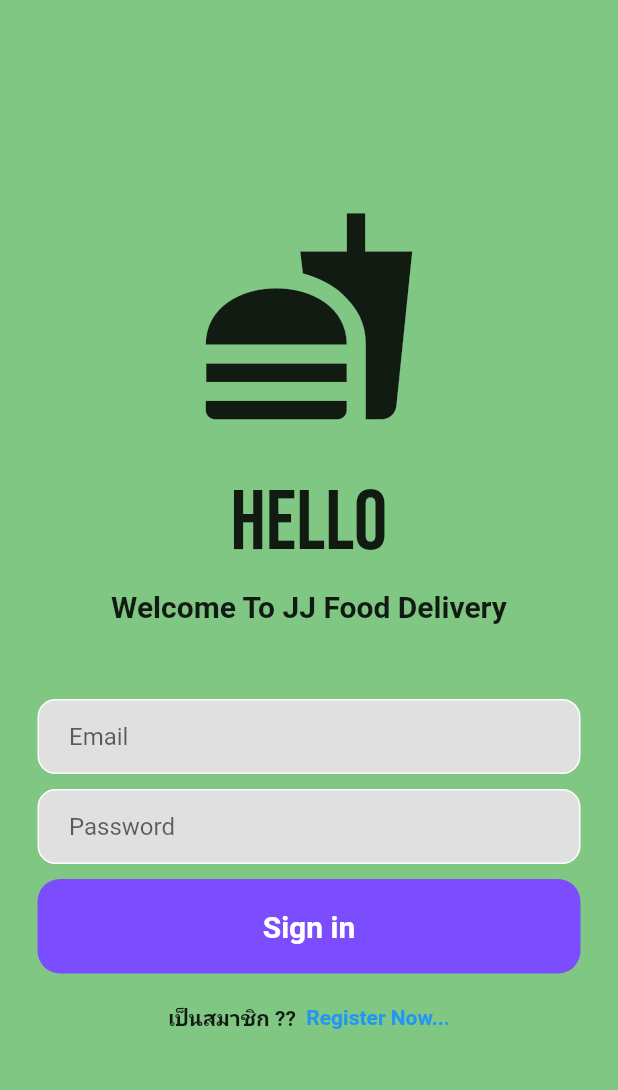
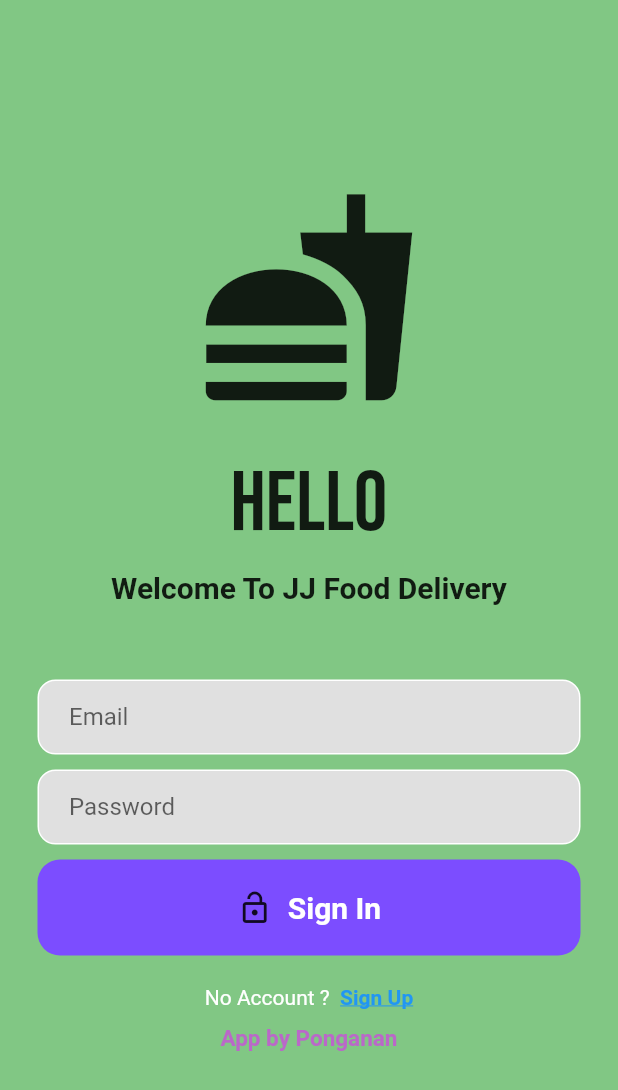
Before and after one commit to ponganan/loginlogout, a Flutter app: the screen it shows after launch, on a phone screen of 412 x 824 dp. Shown: the top 1090 px of the screen. Run offline on Flutter 3.47's test engine with Material 2 defaults, Android fonts, the phone set to English and light mode, and no system bars; our stand-ins replace cloud_firestore, datetime_picker_formfield, email_validator, firebase_auth, firebase_core, google_fonts; accounts and stored records are empty.

```diff
--- /dev/null
+++ b/lib/auth_page.dart
@@ -0,0 +1,20 @@
+import 'package:flutter/material.dart';
+import 'package:loginlogout/login_page.dart';
+import 'package:loginlogout/signup_widget.dart';
+
+class AuthPage extends StatefulWidget {
+  const AuthPage({Key? key}) : super(key: key);
+
+  @override
+  State<AuthPage> createState() => _AuthPageState();
+}
+
+class _AuthPageState extends State<AuthPage> {
+  bool isLogin = true;
+  @override
+  Widget build(BuildContext context) => isLogin
+      ? LoginPage(onClickedSignUp: toggle)
+      : SignUpWidget(onClickedSignIn: toggle);
+
+  void toggle() => setState(() => isLogin = !isLogin);
+}
--- a/lib/home_page.dart
+++ b/lib/home_page.dart
@@ -11,8 +11,10 @@ class HomePage extends StatefulWidget {
 }
 
 class _HomePageState extends State<HomePage> {
+  //************ for get AUTH USER information *****************
   //add this variable to get user information from firebase
   final user = FirebaseAuth.instance.currentUser!;
+  //************ for get AUTH USER information *****************
 
   //this line add from Johannes Milke Youtube Channel
   //for get Text value
--- a/lib/login_page.dart
+++ b/lib/login_page.dart
@@ -1,9 +1,17 @@
 import 'package:firebase_auth/firebase_auth.dart';
+import 'package:flutter/gestures.dart';
 import 'package:flutter/material.dart';
 import 'package:google_fonts/google_fonts.dart';
 
+import 'main.dart';
+
 class LoginPage extends StatefulWidget {
-  const LoginPage({Key? key}) : super(key: key);
+  final VoidCallback onClickedSignUp;
+
+  const LoginPage({
+    Key? key,
+    required this.onClickedSignUp,
+  }) : super(key: key);
 
   @override
   State<LoginPage> createState() => _LoginPageState();
@@ -12,13 +20,6 @@ class LoginPage extends StatefulWidget {
 class _LoginPageState extends State<LoginPage> {
   final _emailController = TextEditingController();
   final _passwordController = TextEditingController();
-
-  Future signIn() async {
-    await FirebaseAuth.instance.signInWithEmailAndPassword(
-      email: _emailController.text.trim(),
-      password: _passwordController.text.trim(),
-    );
-  }
 
   //release memories
   @override
@@ -119,39 +120,54 @@ class _LoginPageState extends State<LoginPage> {
                         color: Colors.deepPurpleAccent,
                         borderRadius: BorderRadius.circular(15),
                       ),
-                      child: const Center(
-                        child: Text(
-                          'Sign in',
+                      child: Row(
+                          mainAxisAlignment: MainAxisAlignment.center,
+                          children: const [
+                            Icon(
+                              Icons.lock_open,
+                            ),
+                            SizedBox(width: 10),
+                            Text(
+                              'Sign In',
                               style: TextStyle(
                                 color: Colors.white,
                                 fontWeight: FontWeight.bold,
                                 fontSize: 20,
                               ),
                             ),
-                      ),
+                          ]),
                     ),
                   ),
                 ),
                 const SizedBox(height: 20),
                 //register
-                Row(
-                  mainAxisAlignment: MainAxisAlignment.center,
-                  children: const [
-                    Text(
-                      'เป็นสมาชิก ?? ',
+                RichText(
+                  text: TextSpan(
+                      text: ('No Account ?  '),
+                      style: TextStyle(color: Colors.white),
+                      children: [
+                        TextSpan(
+                          recognizer: TapGestureRecognizer()
+                            ..onTap = widget.onClickedSignUp,
+                          text: ('Sign Up'),
                           style: TextStyle(
+                              decoration: TextDecoration.underline,
                               fontWeight: FontWeight.bold,
+                              color: Theme.of(context).colorScheme.secondary),
                         ),
+                      ]),
                 ),
-                    Text(
-                      ' Register Now...',
+                const SizedBox(height: 10),
+                RichText(
+                  text: TextSpan(
                     style: TextStyle(
+                      color: Colors.purple.shade300,
                       fontWeight: FontWeight.bold,
-                        color: Colors.blue,
+                      fontSize: 15,
                     ),
+                    text: ('App by Ponganan'),
                   ),
-                  ],
-                ),
+                )
               ],
             ),
           ),
@@ -159,4 +175,27 @@ class _LoginPageState extends State<LoginPage> {
       ),
     );
   }
+
+  Future signIn() async {
+    showDialog(
+      context: context,
+      builder: (context) => Center(
+        child: CircularProgressIndicator(),
+      ),
+    );
+    try {
+      await FirebaseAuth.instance.signInWithEmailAndPassword(
+        email: _emailController.text.trim(),
+        password: _passwordController.text.trim(),
+      );
+    } on FirebaseAuthException catch (e) {
+      print(e);
     }
+
+    //Navigator.of(context) not working
+    // go to main_page.dart
+    // add final navigatorKey = GlobalKey<NavigatorState>();  variable
+    // and add navigatorKey: navigatorKey in MaterialApp
+    navigatorKey.currentState!.popUntil((route) => route.isFirst);
+  }
+}
--- a/lib/main.dart
+++ b/lib/main.dart
@@ -1,6 +1,7 @@
 import 'package:flutter/material.dart';
 import 'package:firebase_core/firebase_core.dart';
 import 'package:loginlogout/main_page.dart';
+import 'package:loginlogout/utils.dart';
 
 //import 'login_page.dart';
 
@@ -11,13 +12,20 @@ void main() async {
   runApp(const MyApp());
 }
 
+//add NavigatorKey for CircularProgressIndicator()
+final navigatorKey = GlobalKey<NavigatorState>();
+
 class MyApp extends StatelessWidget {
   const MyApp({super.key});
 
   // This widget is the root of your application.
   @override
   Widget build(BuildContext context) {
-    return const MaterialApp(
+    return MaterialApp(
+      // Original Code is
+      //scaffoldMessengerKey: Utils.messengerKey
+      scaffoldMessengerKey: messengerKey,
+      navigatorKey: navigatorKey,
       debugShowCheckedModeBanner: false,
       home: MainPage(),
     );
--- a/lib/main_page.dart
+++ b/lib/main_page.dart
@@ -2,6 +2,8 @@ import 'package:firebase_auth/firebase_auth.dart';
 import 'package:flutter/material.dart';
 import 'package:loginlogout/home_page.dart';
 import 'package:loginlogout/login_page.dart';
+
+import 'auth_page.dart';
 
 class MainPage extends StatelessWidget {
   const MainPage({Key? key}) : super(key: key);
@@ -12,10 +14,18 @@ class MainPage extends StatelessWidget {
       body: StreamBuilder<User?>(
         stream: FirebaseAuth.instance.authStateChanges(),
         builder: (context, snapshot) {
+          if (snapshot.connectionState == ConnectionState.waiting) {
+            return Center(child: CircularProgressIndicator());
+          }
+          if (snapshot.hasError) {
+            return Center(
+              child: Text('Someting went wrong !!'),
+            );
+          }
           if (snapshot.hasData) {
             return const HomePage();
           } else {
-            return const LoginPage();
+            return AuthPage();
           }
         },
       ),
--- a/lib/user_page.dart
+++ b/lib/user_page.dart
@@ -13,6 +13,8 @@ class UserPage extends StatefulWidget {
 }
 
 class _UserPageState extends State<UserPage> {
+  //final user = FirebaseAuth.instance.currentUser!;
+
   final controllerName = TextEditingController();
   final controllerAge = TextEditingController();
   final controllerDate = TextEditingController();
```
Also changed, not shown: lib/signup_widget.dart (added, +219 -0 lines), lib/utils.dart (added, +24 -0 lines), pubspec.yaml (+5 -3 lines), pubspec.lock. Lines whose indentation alone changed are shown as unchanged.
